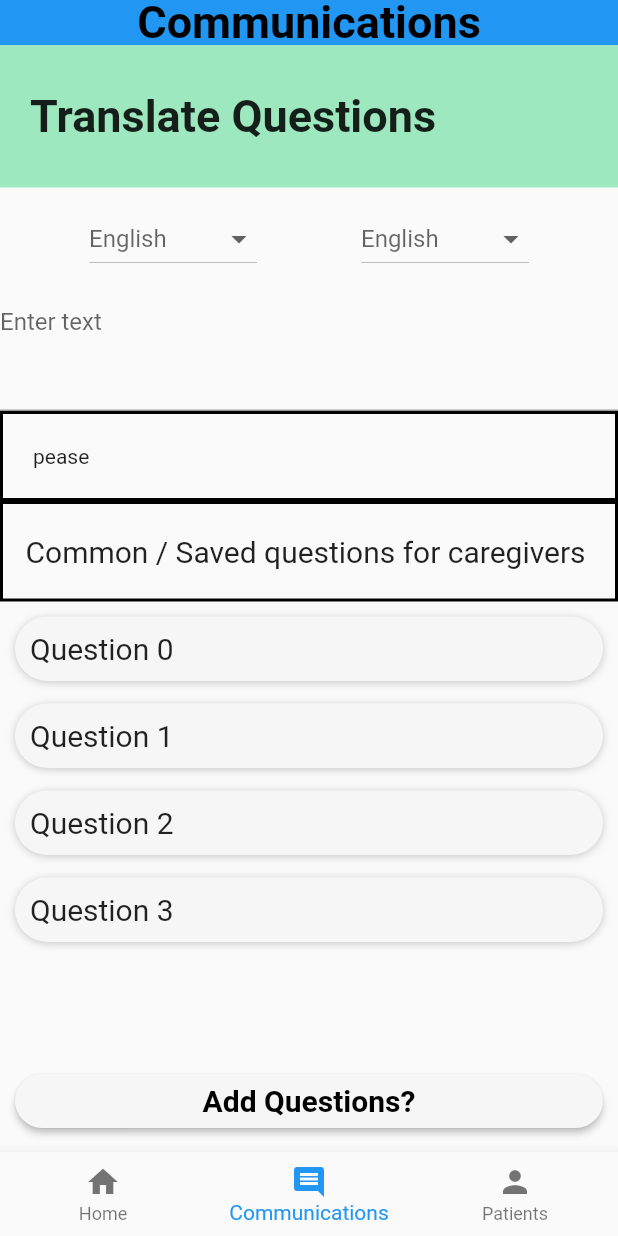
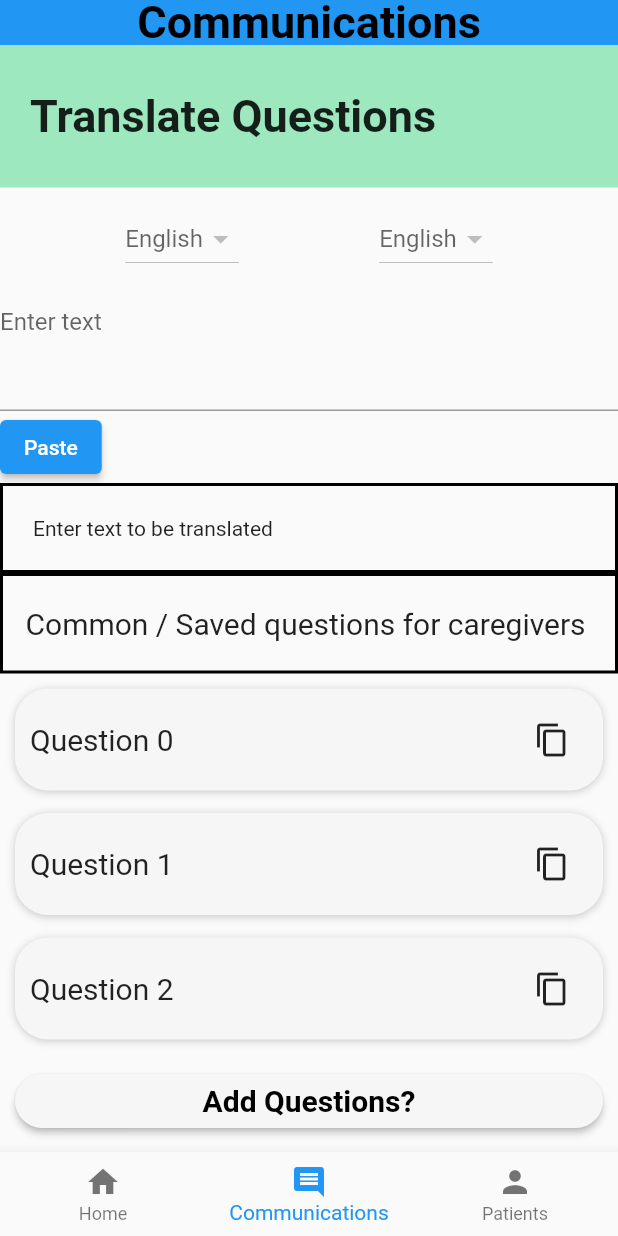
Before and after one commit to sghtestAcc/my_projectV2, a Flutter app: the screen it shows once a user with an empty profile is signed in, item 2 of the bottom bar chosen, on a phone screen of 412 x 824 dp. Run offline on Flutter 3.47's test engine with Material 2 defaults, Android fonts, the phone set to English and light mode, and no system bars; our stand-ins replace cloud_firestore, firebase_auth, firebase_core, get, image_picker; missing offline and left inert: google_mlkit_text_recognition, google_mlkit_translation; accounts and stored records are empty.

Commit message:
Changed communication translation feature

```diff
--- a/lib/communications_patient.dart
+++ b/lib/communications_patient.dart
@@ -1,287 +1,57 @@
 import 'package:flutter/material.dart';
+import 'package:flutter/services.dart';
 import 'package:get/get.dart';
 import 'package:google_mlkit_translation/google_mlkit_translation.dart';
 
-void main() => runApp(MaterialApp(
-      title: "App",
-      home: communcationsScreem(),
-    ));
-
-class communcationsScreem extends StatefulWidget {
+class CommunicationsScreen extends StatefulWidget {
   // LoginScreen
-  const communcationsScreem({super.key});
+  const CommunicationsScreen({super.key});
 
   @override
-  State<communcationsScreem> createState() => _communcationsScreemState();
+  State<CommunicationsScreen> createState() => _CommunicationsScreenState();
 }
 
-// enum translateLanguage {
-//   /// Afrikaans   /// Albanian
-//   afrikaans, albanian,
-
-//  /// Arabic   /// Belarusian
-//   arabic,   belarusian,
-
-//   /// Bengali     /// Bulgarian
-//   bengali,    bulgarian,
-
-//   /// Catalan    /// Chinese
-//   catalan,   chinese,
-
-//   /// Croatian    /// Czech
-//   croatian,    czech,
-
-//   /// Danish   /// Dutch
-//   danish,    dutch,
-
-//   /// English    /// Esperanto
-//   english,    esperanto,
-
-//   /// Estonian     /// Finnish
-//   estonian,     finnish,
-
-//   /// French    /// Galician
-//   french,     galician,
-
-//   /// Georgian    /// German
-//   georgian,    german,
-
-//   /// Greek    /// Gujarati
-//   greek,     gujarati,
-
-//   /// Haitian    /// Hebrew
-//   haitian,     hebrew,
-
-//   /// Hindi     /// Hungarian
-//   hindi,    hungarian,
-
-//   /// Icelandic     /// Indonesian
-//   icelandic,     indonesian,
-
-//   /// Irish     /// Italian
-//   irish,    italian,
-
-//   /// Japanese   /// Kannada
-//   japanese,     kannada,
-
-//   /// Korean    /// Latvian
-//   korean,    latvian,
-
-//   /// Lithuanian    /// Macedonian
-//   lithuanian,        macedonian,
-
-//   /// Malay     /// Maltese
-//   malay,      maltese,
-
-//   /// Marathi     /// Norwegian
-//   marathi,       norwegian,
-
-//   /// Persian    /// Polish
-//   persian,         polish,
-
-//   /// Portuguese   /// Romanian
-//   portuguese,     romanian,
-
-//   /// Russian     /// Slovak
-//   russian,       slovak,
-
-//   /// Slovenian     /// Spanish
-//   slovenian,     spanish,
-
-//   /// Swahili     /// Swedish
-//   swahili,     swedish,
-
-//   /// Tagalog     /// Tamil
-//   tagalog,     tamil,
-
-//   /// Telugu     /// Thai
-//   telugu,       thai,
-
-//   /// Turkish  /// Ukrainian
-//   turkish,     ukrainian,
-
-//   /// Urdu    /// Vietnamese
-//   urdu,     vietnamese,
-
-//   /// Welsh
-//   welsh,
-// }
-
-class _communcationsScreemState extends State<communcationsScreem> {
-
+class _CommunicationsScreenState extends State<CommunicationsScreen> {
   String? _translatedText;
   final _controller = TextEditingController();
-  // final _modelManager = OnDeviceTranslatorModelManager();
-  // String? selectedValue;
-  Object? valueSelect;
-  final _sourceLanguage = TranslateLanguage.english;
-  // final _sourceLanguage = TranslateLanguage.values.firstWhere((element) => element.bcpCode == valueSelect!);
-  final _targetLanguage = TranslateLanguage.spanish;
+  String sourceSelect = 'English';
+  String targetSelect = 'English';
+  bool _isLoading = false;
 
-    late final _onDeviceTranslator = OnDeviceTranslator(
-      sourceLanguage: _sourceLanguage, targetLanguage: _targetLanguage);
+  String typedText = '';
 
-TextEditingController translatedTextfield1 = TextEditingController();
-TextEditingController translatedTextfield2 = TextEditingController();
-
-// final textTranslation = await _onDeviceTranslator
-
- Future<void> translateTextFunction() async {
-    // FocusScope.of(context).unfocus();
-    final result = await _onDeviceTranslator.translateText(_controller.text);
+  Future<void> translateTextFunction(String changedText) async {
+    setState(() {
+      typedText = changedText;
+    });
+    TranslateLanguage sourceLanguage = TranslateLanguage.values.firstWhere(
+      (element) => element.name == sourceSelect.toLowerCase(),
+    );
+    TranslateLanguage targetLanguage = TranslateLanguage.values.firstWhere(
+      (element) => element.name == targetSelect.toLowerCase(),
+    );
+    var onDeviceTranslator = OnDeviceTranslator(
+      sourceLanguage: sourceLanguage,
+      targetLanguage: targetLanguage,
+    );
+    setState(() {
+      _isLoading = true;
+    });
+    final result = await onDeviceTranslator.translateText(_controller.text);
     setState(() {
       _translatedText = result;
+      _isLoading = false;
     });
   }
 
-    final languagePicker = [
-      'afrikaans', 'albanian', 'arabic', 'belarusian', 'bengali', 'bulgarian',
-      'catalan', 'chinese', 'croatian', 'czech', 'danish', 'dutch', 'english',
-      'esperanto', 'estonian', 'finnish', 'french', 'galician', 'georgian',
-      'german', 'greek', 'gujarati', 'haitian', 'hebrew', 'hindi', 'hungarian',
-      'icelandic', 'indonesian', 'irish', 'italian', 'japanese', 'kannada',
-      'korean', 'latvian', 'lithuanian', 'macedonian', 'malay', 'maltese',
-      'marathi', 'norwegian', 'persian', 'polish', 'portuguese', 'romanian',
-      'russian', 'slovak', 'slovenian', 'spanish', 'swahili', 'swedish',
-      'tagalog', 'tamil', 'telugu', 'thai', 'turkish', 'ukrainian', 'urdu',
-      'vietnamese', 'welsh',
-    ];
-
-
-
-//  final languagePicker2 = [
-//   (expression) {
-//     switch (expression) {
-//      case TranslateLanguage.afrikaans:
-//         return 'afrikaans';
-//       case TranslateLanguage.albanian:
-//         return 'sq';
-//       case TranslateLanguage.arabic:
-//         return 'ar';
-//       case TranslateLanguage.belarusian:
-//         return 'be';
-//       case TranslateLanguage.bengali:
-//         return 'bn';
-//       case TranslateLanguage.bulgarian:
-//         return 'bg';
-//       case TranslateLanguage.catalan:
-//         return 'ca';
-//       case TranslateLanguage.chinese:
-//         return 'zh';
-//       case TranslateLanguage.croatian:
-//         return 'hr';
-//       case TranslateLanguage.czech:
-//         return 'cs';
-//       case TranslateLanguage.danish:
-//         return 'da';
-//       case TranslateLanguage.dutch:
-//         return 'nl';
-//       case TranslateLanguage.english:
-//         return 'en';
-//       case TranslateLanguage.esperanto:
-//         return 'eo';
-//       case TranslateLanguage.estonian:
-//         return 'et';
-//       case TranslateLanguage.finnish:
-//         return 'fi';
-//       case TranslateLanguage.french:
-//         return 'fr';
-//       case TranslateLanguage.galician:
-//         return 'gl';
-//       case TranslateLanguage.georgian:
-//         return 'ka';
-//       case TranslateLanguage.german:
-//         return 'de';
-//       case TranslateLanguage.greek:
-//         return 'el';
-//       case TranslateLanguage.gujarati:
-//         return 'gu';
-//       case TranslateLanguage.haitian:
-//         return 'ht';
-//       case TranslateLanguage.hebrew:
-//         return 'he';
-//       case TranslateLanguage.hindi:
-//         return 'hi';
-//       case TranslateLanguage.hungarian:
-//         return 'hu';
-//       case TranslateLanguage.icelandic:
-//         return 'is';
-//       case TranslateLanguage.indonesian:
-//         return 'id';
-//       case TranslateLanguage.irish:
-//         return 'ga';
-//       case TranslateLanguage.italian:
-//         return 'it';
-//       case TranslateLanguage.japanese:
-//         return 'ja';
-//       case TranslateLanguage.kannada:
-//         return 'kn';
-//       case TranslateLanguage.korean:
-//         return 'ko';
-//       case TranslateLanguage.latvian:
-//         return 'lv';
-//       case TranslateLanguage.lithuanian:
-//         return 'lt';
-//       case TranslateLanguage.macedonian:
-//         return 'mk';
-//       case TranslateLanguage.malay:
-//         return 'ms';
-//       case TranslateLanguage.maltese:
-//         return 'mt';
-//       case TranslateLanguage.marathi:
-//         return 'mr';
-//       case TranslateLanguage.norwegian:
-//         return 'no';
-//       case TranslateLanguage.persian:
-//         return 'fa';
-//       case TranslateLanguage.polish:
-//         return 'pl';
-//       case TranslateLanguage.portuguese:
-//         return 'pt';
-//       case TranslateLanguage.romanian:
-//         return 'ro';
-//       case TranslateLanguage.russian:
-//         return 'ru';
-//       case TranslateLanguage.slovak:
-//         return 'sk';
-//       case TranslateLanguage.slovenian:
-//         return 'sl';
-//       case TranslateLanguage.spanish:
-//         return 'es';
-//       case TranslateLanguage.swahili:
-//         return 'sw';
-//       case TranslateLanguage.swedish:
-//         return 'sv';
-//       case TranslateLanguage.tagalog:
-//         return 'tl';
-//       case TranslateLanguage.tamil:
-//         return 'ta';
-//       case TranslateLanguage.telugu:
-//         return 'te';
-//       case TranslateLanguage.thai:
-//         return 'th';
-//       case TranslateLanguage.turkish:
-//         return 'tr';
-//       case TranslateLanguage.ukrainian:
-//         return 'uk';
-//       case TranslateLanguage.urdu:
-//         return 'ur';
-//       case TranslateLanguage.vietnamese:
-//         return 'vi';
-//       case TranslateLanguage.welsh:
-//         return 'cy';
-//       // Add more cases for each language pattern
-
-//     }
-//   }
-// ];
-
-
-
-
+  final languagePicker = TranslateLanguage.values
+      .map(
+        (e) => e.name.capitalize!,
+      )
+      .toList();
 
   Widget buildCard2(int index) => Container(
-padding: EdgeInsets.all(10.0),
+        padding: const EdgeInsets.all(10.0),
         decoration: const BoxDecoration(
           borderRadius: BorderRadius.all(Radius.circular(22)),
           color: Color(0xFFF6F6F6),
@@ -294,134 +64,187 @@ padding: EdgeInsets.all(10.0),
             ),
           ],
         ),
-
-    child: Column(
-             crossAxisAlignment: CrossAxisAlignment.start,
+        child: Row(
+          mainAxisAlignment: MainAxisAlignment.spaceBetween,
           children: [
-        Text('Question $index', style: TextStyle(fontSize: 20),),
-      ],),
+            SelectableText(
+              'Question $index',
+              style: const TextStyle(fontSize: 20),
+            ),
+            IconButton(
+              onPressed: () {
+                Clipboard.setData(ClipboardData(text: 'Question $index')).then(
+                  (_) {
+                    ScaffoldMessenger.of(context).showSnackBar(
+                      const SnackBar(
+                        content: Text('Copied to your clipboard !'),
+                      ),
+                    );
+                  },
+                );
+              },
+              icon: const Icon(Icons.copy),
+            ),
+          ],
+        ),
       );
 
   @override
   Widget build(BuildContext context) {
     return Scaffold(
       resizeToAvoidBottomInset: true,
-      appBar:AppBar(
+      appBar: AppBar(
         toolbarHeight: 30,
         elevation: 0,
         automaticallyImplyLeading: false,
-  title: Text(
+        title: const Text(
           'Communications',
           style: TextStyle(fontSize: 30, fontWeight: FontWeight.bold),
         ),
-  titleTextStyle: TextStyle(
+        titleTextStyle: const TextStyle(
           color: Colors.black,
         ),
         centerTitle: true, // Set centerTitle to false for left alignment
       ),
 // resizeToAvoidBottomInset: false,
-      body: Container(
-        child: Column(
+      body: Column(
         crossAxisAlignment: CrossAxisAlignment.start,
         children: [
           Container(
-              color: Color(0xFF9EE8BF),
+            color: const Color(0xFF9EE8BF),
             width: double.infinity,
-              padding: EdgeInsets.fromLTRB(20, 30, 0, 30),
-              child: Text('Translate Questions', style: TextStyle(fontSize: 30, fontWeight: FontWeight.bold) ,),),
+            padding: const EdgeInsets.fromLTRB(20, 30, 0, 30),
+            child: const Text(
+              'Translate Questions',
+              style: TextStyle(fontSize: 30, fontWeight: FontWeight.bold),
+            ),
+          ),
           Row(
             mainAxisAlignment: MainAxisAlignment.spaceEvenly,
             children: [
               Container(
-                  padding: EdgeInsets.all(10.0),
+                padding: const EdgeInsets.all(10.0),
                 child: DropdownButton(
-                    hint: Text('English'),
-                    value:valueSelect,
+                  hint: const Text('English'),
+                  value: sourceSelect,
                   onChanged: (newValue) {
                     setState(() {
-                         valueSelect = newValue;
+                      sourceSelect = newValue ?? '';
+                      translateTextFunction(typedText);
                     });
                   },
                   items: languagePicker.map((valueItem) {
                     return DropdownMenuItem(
                       value: valueItem,
-                        child: Text(valueItem),);
-                    }).toList(), ),
+                      child: Text(valueItem),
+                    );
+                  }).toList(),
+                ),
               ),
               Container(
-                  padding: EdgeInsets.all(10.0),
+                padding: const EdgeInsets.all(10.0),
                 child: DropdownButton(
-                    hint: Text('English'),
-                    value:valueSelect,
+                  hint: const Text('English'),
+                  value: targetSelect,
                   onChanged: (newValue) {
                     setState(() {
-                         valueSelect = newValue;
+                      targetSelect = newValue ?? '';
+                      translateTextFunction(typedText);
                     });
                   },
                   items: languagePicker.map((valueItem) {
                     return DropdownMenuItem(
                       value: valueItem,
-                        child: Text(valueItem),);
-                    }).toList(), ),
+                      child: Text(valueItem),
+                    );
+                  }).toList(),
+                ),
               ),
             ],
           ),
-              Container(
-                child: TextFormField(
+          TextFormField(
             controller: _controller,
-                  // onChanged: translateTextFunction(_translatedText()),
+            onChanged: translateTextFunction,
             maxLines: 3,
             keyboardType: TextInputType.multiline,
-                    decoration: InputDecoration(
+            decoration: const InputDecoration(
               hintText: ("Enter text"),
             ),
+          ),
+          ElevatedButton(
+            onPressed: () {
+              Clipboard.getData('text/plain').then((value) {
+                _controller.text = value!.text!;
+                setState(() {
+                  typedText = value.text!;
+                  translateTextFunction(typedText);
+                });
+              });
+            },
+            child: const Text("Paste"),
+          ),
+          Container(
+            width: double.infinity,
+            padding: const EdgeInsets.all(20),
+            decoration: BoxDecoration(
+              border: Border.all(
+                width: 2,
+              ),
+            ),
+            child: Text(
+              _isLoading
+                  ? 'Loading...'
+                  : _translatedText ?? 'Enter text to be translated',
             ),
           ),
 
           Container(
-                    width: double.infinity,
-                    padding: EdgeInsets.all(20),
             decoration: BoxDecoration(
                 border: Border.all(
               width: 2,
             )),
-                    child: Text(_translatedText ?? 'pease')),
-
-
-              Container(
-                 decoration: BoxDecoration(
-                        border: Border.all(
-                      width:2,
-                    )),
             width: double.infinity,
-                padding: EdgeInsets.fromLTRB(15, 20, 0, 20),
-                child: Text('Common / Saved questions for caregivers',  style: TextStyle(fontSize: 20),),
+            padding: const EdgeInsets.fromLTRB(15, 20, 0, 20),
+            child: const Text(
+              'Common / Saved questions for caregivers',
+              style: TextStyle(fontSize: 20),
+            ),
           ),
           Expanded(
             child: ListView.separated(
-                 padding:EdgeInsets.all(10.0),
+              padding: const EdgeInsets.all(10.0),
               itemCount: 4,
-                 separatorBuilder: (context,index) {
-                  return const SizedBox(height: 15,);
+              separatorBuilder: (context, index) {
+                return const SizedBox(
+                  height: 15,
+                );
               },
               itemBuilder: (context, index) {
                 return buildCard2(index);
               },
             ),
-             ) ,
+          ),
           Container(
             width: double.infinity,
-padding: EdgeInsets.all(10.0),
+            padding: const EdgeInsets.all(10.0),
             decoration: const BoxDecoration(
               borderRadius: BorderRadius.all(Radius.circular(22)),
             ),
-    child: ElevatedButton(onPressed: (){},
-               child: Text('Add Questions?',
-               style: TextStyle(fontSize: 20, fontWeight: FontWeight.bold, color: Colors.black,),),
+            child: ElevatedButton(
+              onPressed: () {},
               style: ElevatedButton.styleFrom(
-              primary: Color(0xFFF6F6F6),
+                backgroundColor: const Color(0xFFF6F6F6),
                 shape: RoundedRectangleBorder(
-        borderRadius: BorderRadius.circular(22), // Rounded corner radius
+                  borderRadius:
+                      BorderRadius.circular(22), // Rounded corner radius
+                ),
+              ),
+              child: const Text(
+                'Add Questions?',
+                style: TextStyle(
+                  fontSize: 20,
+                  fontWeight: FontWeight.bold,
+                  color: Colors.black,
                 ),
               ),
             ),
@@ -429,7 +252,7 @@ padding: EdgeInsets.all(10.0),
           // ElevatedButton(
           //       onPressed: _translateText, child: Text('Translate'))
           // ]),
-        ]),
+        ],
       ),
     );
   }
--- a/lib/navigation.tab.dart
+++ b/lib/navigation.tab.dart
@@ -9,25 +9,21 @@ class NavigatorBar extends StatefulWidget {
 
   @override
   State<NavigatorBar> createState() => _NavigatorBarState();
-
 }
 
 class _NavigatorBarState extends State<NavigatorBar> {
+  int selectedIndex = 0;
 
-
-     int selectedIndex = 0;
-
-     final screens = [
-    PatientHomeScreen(),
-    communcationsScreem(),
-    SelectPatientScreen()
+  final screens = [
+    const PatientHomeScreen(),
+    const CommunicationsScreen(),
+    const SelectPatientScreen()
   ];
 
   @override
   Widget build(BuildContext context) {
     return Scaffold(
-      body:
-      screens[selectedIndex],
+      body: screens[selectedIndex],
       bottomNavigationBar: BottomNavigationBar(
         currentIndex: selectedIndex,
         onTap: (index) {
@@ -35,10 +31,11 @@ class _NavigatorBarState extends State<NavigatorBar> {
             selectedIndex = index;
           });
         },
-        items: [
-                   BottomNavigationBarItem(icon: Icon(Icons.home), label: 'Home'),
-          BottomNavigationBarItem(icon: Icon(Icons.comment), label: 'Communications'),
-           BottomNavigationBarItem(icon: Icon(Icons.person), label: 'Patients'),
+        items: const [
+          BottomNavigationBarItem(icon: Icon(Icons.home), label: 'Home'),
+          BottomNavigationBarItem(
+              icon: Icon(Icons.comment), label: 'Communications'),
+          BottomNavigationBarItem(icon: Icon(Icons.person), label: 'Patients'),
         ],
       ),
     );
```
Also changed, not shown: lib/main.dart (+67 -30 lines), 1 other file. Lines whose indentation alone changed are shown as unchanged.
